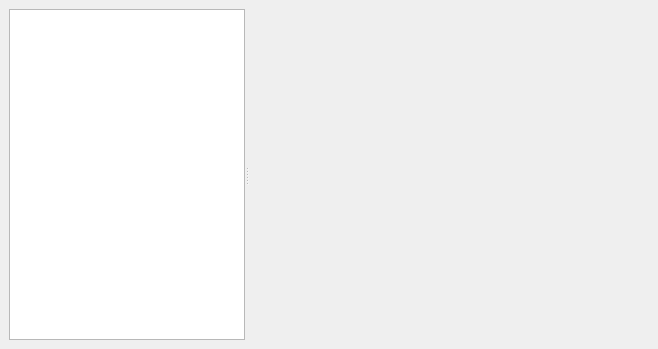
Old version of the form src/UI/window/config/plugin/src/PluginManagerForm.ui in the repository okstar-org/ok-msg-desktop.
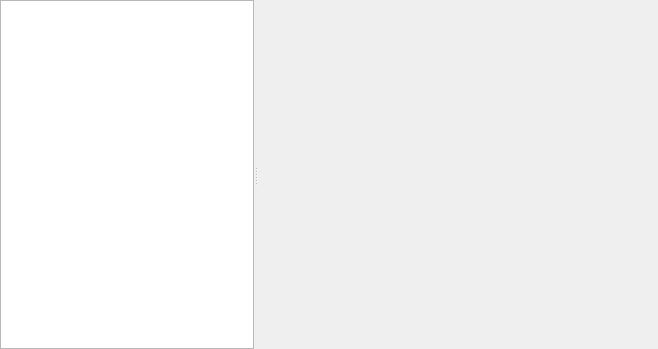
New version of the form. Custom widgets are drawn as their Qt base class.

```diff
--- a/src/UI/window/config/plugin/src/PluginManagerForm.ui
+++ b/src/UI/window/config/plugin/src/PluginManagerForm.ui
@@ -32,6 +32,18 @@
    <item>
     <widget class="QWidget" name="box" native="true">
      <layout class="QGridLayout" name="gridLayout">
+      <property name="leftMargin">
+       <number>0</number>
+      </property>
+      <property name="topMargin">
+       <number>0</number>
+      </property>
+      <property name="rightMargin">
+       <number>0</number>
+      </property>
+      <property name="bottomMargin">
+       <number>0</number>
+      </property>
       <item row="0" column="0">
        <widget class="QSplitter" name="splitter">
         <property name="orientation">
```
